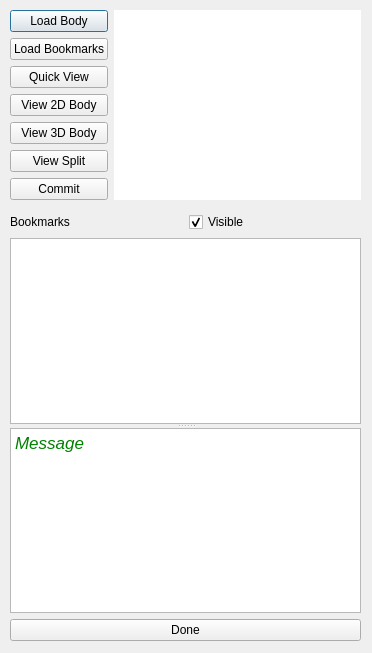
Before: the Qt Designer form neurolabi/gui/flyembodysplitprojectdialog.ui in janelia-flyem/NeuTu, drawn with Qt 5.
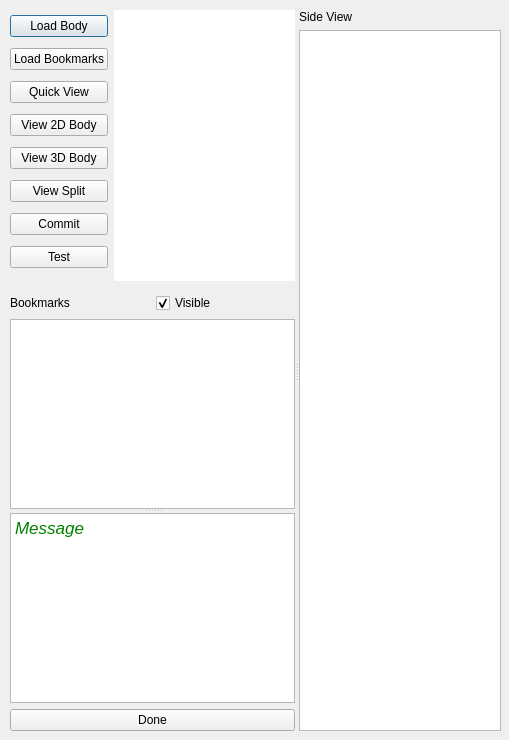
After: the same form once the commit is applied.

Commit message: body side view

Diff of the .ui file:
```diff
--- a/neurolabi/gui/flyembodysplitprojectdialog.ui
+++ b/neurolabi/gui/flyembodysplitprojectdialog.ui
@@ -6,8 +6,8 @@
    <rect>
     <x>0</x>
     <y>0</y>
-    <width>372</width>
-    <height>653</height>
+    <width>509</width>
+    <height>740</height>
    </rect>
   </property>
   <property name="sizePolicy">
@@ -19,15 +19,19 @@
   <property name="windowTitle">
    <string>Body Split</string>
   </property>
-  <widget class="QWidget" name="layoutWidget">
+  <widget class="QSplitter" name="splitter_2">
    <property name="geometry">
     <rect>
      <x>10</x>
      <y>10</y>
-     <width>351</width>
-     <height>631</height>
+     <width>491</width>
+     <height>721</height>
     </rect>
    </property>
+   <property name="orientation">
+    <enum>Qt::Horizontal</enum>
+   </property>
+   <widget class="QWidget" name="layoutWidget">
    <layout class="QVBoxLayout" name="verticalLayout_2">
     <item>
      <layout class="QHBoxLayout" name="horizontalLayout">
@@ -82,6 +86,13 @@
           </property>
          </widget>
         </item>
+         <item>
+          <widget class="QPushButton" name="pushButton">
+           <property name="text">
+            <string>Test</string>
+           </property>
+          </widget>
+         </item>
        </layout>
       </item>
       <item>
@@ -170,6 +181,21 @@
      </widget>
     </item>
    </layout>
+   </widget>
+   <widget class="QWidget" name="">
+    <layout class="QVBoxLayout" name="verticalLayout_3">
+     <item>
+      <widget class="QLabel" name="label_2">
+       <property name="text">
+        <string>Side View</string>
+       </property>
+      </widget>
+     </item>
+     <item>
+      <widget class="QGraphicsView" name="sideView"/>
+     </item>
+    </layout>
+   </widget>
   </widget>
  </widget>
  <resources/>
```
Lines whose indentation alone changed are shown as unchanged. The commit also changes 20 other files.
